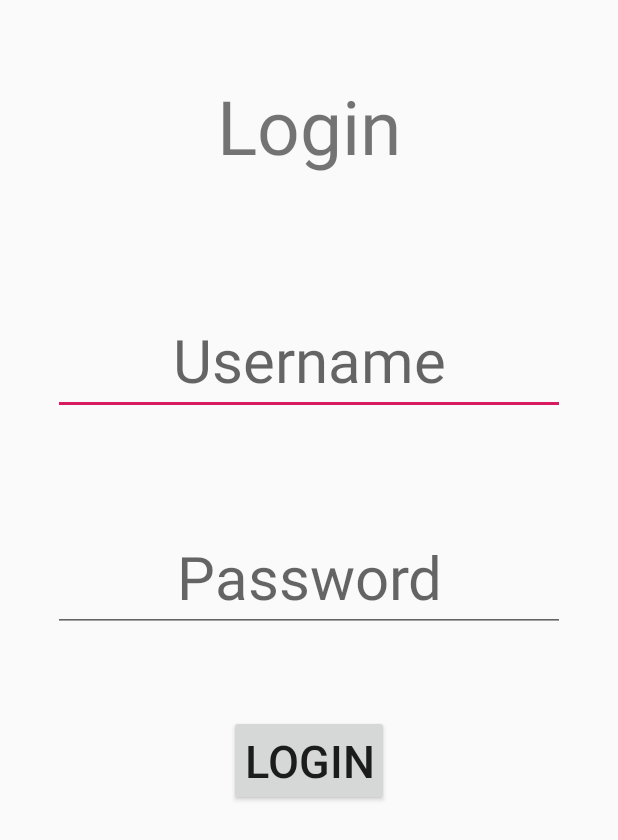
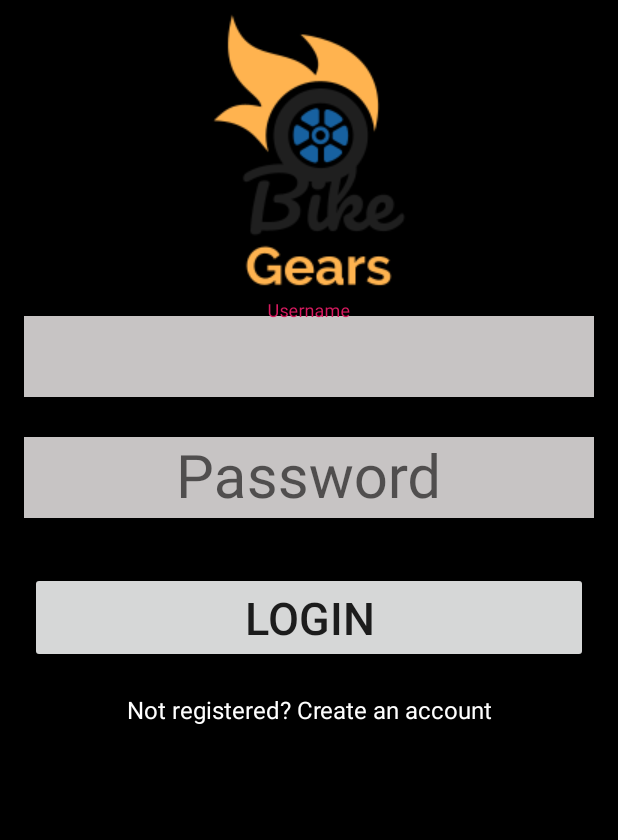
Before and after one commit to AashishMhz/AndroidProject, an Android app: the layout activity_login.xml on its own in the app's theme, with its tools: preview values and no code run, on a phone screen of 412 x 824 dp. Shown: the top 840 px of the screen. Run offline under Robolectric (Android 15) with nearby library versions, the phone set to English and light mode, and no system bars.

```diff
--- a/app/src/main/AndroidManifest.xml
+++ b/app/src/main/AndroidManifest.xml
@@ -12,7 +12,7 @@
         android:roundIcon="@mipmap/ic_launcher_round"
         android:supportsRtl="true"
         android:theme="@style/AppTheme">
-        <activity android:name=".MainActivity">
+        <activity android:name=".ViewPagerActivity">
             <intent-filter>
                 <action android:name="android.intent.action.MAIN" />
 
--- a/app/src/main/java/com/example/bikegears/fragment/login_fragment.java
+++ b/app/src/main/java/com/example/bikegears/fragment/LoginFragment.java
@@ -12,7 +12,7 @@ import android.widget.EditText;
 
 import com.example.bikegears.R;
 
-public class login_fragment extends Fragment implements View.OnClickListener {
+public class LoginFragment extends Fragment implements View.OnClickListener {
     private EditText login_username, login_password;
     private Button login_btn;
 
--- a/app/src/main/java/com/example/bikegears/fragment/register_fragment.java
+++ b/app/src/main/java/com/example/bikegears/fragment/RegisterFragment.java
@@ -5,7 +5,7 @@ import android.view.View;
 import android.widget.Button;
 import android.widget.EditText;
 
-public class register_fragment extends Fragment implements View.OnClickListener {
+public class RegisterFragment extends Fragment implements View.OnClickListener {
     private EditText register_username, register_firstname, register_lastname, register_password;
     private Button register_btn;
 
--- a/app/src/main/res/layout/activity_dashboard.xml
+++ b/app/src/main/res/layout/activity_dashboard.xml
@@ -27,8 +27,6 @@
         android:layout_width="wrap_content"
         android:layout_height="wrap_content"
         android:layout_gravity="bottom|end"
-        android:layout_margin="@dimen/fab_margin"
-        app:srcCompat="@drawable/ic_add_black_24dp"
         app:fabSize="normal"/>
 
 </android.support.design.widget.CoordinatorLayout>
--- a/app/src/main/res/layout/activity_login.xml
+++ b/app/src/main/res/layout/activity_login.xml
@@ -2,15 +2,21 @@
 <LinearLayout android:layout_height="match_parent"
     android:layout_width="match_parent"
     android:orientation="vertical"
+    android:background="#000000"
     xmlns:android="http://schemas.android.com/apk/res/android" >
 
-    <TextView
+    <ImageView
         android:layout_width="wrap_content"
         android:layout_height="wrap_content"
+        android:src="@drawable/bike"
         android:layout_gravity="center"
-        android:text="Login"
-        android:textSize="50dp"
-        android:layout_margin="50dp"/>
+        />
+
+
+    <android.support.design.widget.TextInputLayout
+        android:id="@+id/usernameWrapper"
+        android:layout_width="match_parent"
+        android:layout_height="wrap_content">
 
         <EditText
             android:id="@+id/login_username"
@@ -18,31 +24,45 @@
             android:layout_height="wrap_content"
             android:hint="Username"
             android:textSize="40dp"
-        android:layout_margin="35dp"
-        android:padding="10dp"
-        android:gravity="center"
-        />
+            android:background="#C7C4C4"
+            android:layout_margin="16dp"
+            android:gravity="center"/>
 
+    </android.support.design.widget.TextInputLayout>
+
+    <android.support.design.widget.TextInputLayout
+        android:id="@+id/passwordWrapper"
+        android:layout_width="match_parent"
+        android:layout_height="wrap_content">
     <EditText
         android:id="@+id/login_password"
         android:layout_width="match_parent"
         android:layout_height="wrap_content"
+        android:background="#C7C4C4"
         android:hint="Password"
         android:textSize="40dp"
-        android:layout_margin="35dp"
-        android:padding="10dp"
+        android:layout_margin="16dp"
         android:gravity="center"
         android:inputType="textPassword"
         />
+    </android.support.design.widget.TextInputLayout>
+
 
     <Button
         android:id="@+id/login_btn"
-        android:layout_width="wrap_content"
+        android:layout_width="match_parent"
         android:layout_height="wrap_content"
         android:text="Login"
         android:textSize="30dp"
         android:layout_gravity="center"
         android:layout_margin="20dp"
         android:padding="10dp"/>
+    <TextView
+        android:layout_width="match_parent"
+        android:layout_height="wrap_content"
+        android:textColor="#fff"
+        android:textSize="16dp"
+        android:gravity="center"
+        android:text="Not registered? Create an account"/>
 
 </LinearLayout>
```
Also changed, not shown: app/src/main/java/com/example/bikegears/Adapters/PagerFragmentAdapter.java (added, +40 -0 lines), app/src/main/java/com/example/bikegears/ViewPagerActivity.java (added, +31 -0 lines), app/src/main/res/layout/activity_register.xml (+46 -15 lines), app/src/main/res/layout/activity_view_pager.xml (added, +15 -0 lines), app/src/main/res/drawable/bike.png (added). Lines whose indentation alone changed are shown as unchanged.
